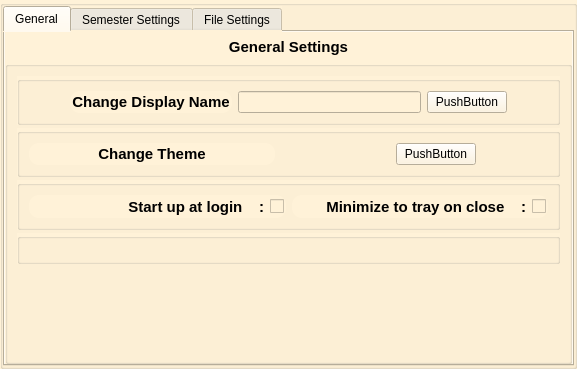
Before: the Qt Designer form main_shit/settings_page.ui in Deatrax/ordo, drawn with Qt 5.
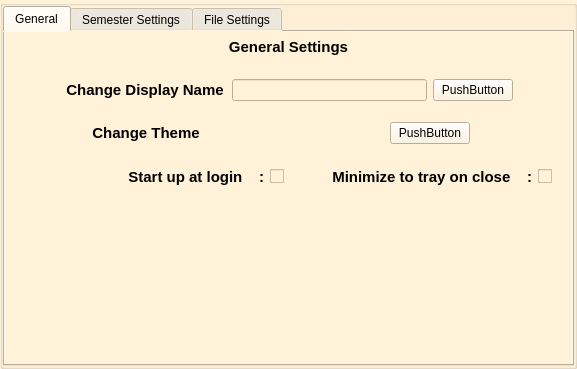
After: the same form once the commit is applied.

Commit message: ===added tray flag in uconfig and also added message box style in stylesheet cpp & h

Patch:
```diff
--- a/main_shit/settings_page.ui
+++ b/main_shit/settings_page.ui
@@ -133,6 +133,9 @@
           </item>
           <item>
            <widget class="QGroupBox" name="GeneralSettignsTitleBar_2">
+            <property name="styleSheet">
+             <string notr="true">QGroupBox{border:0px;}</string>
+            </property>
             <property name="title">
              <string/>
             </property>
```
The commit also changes 3 other files.
